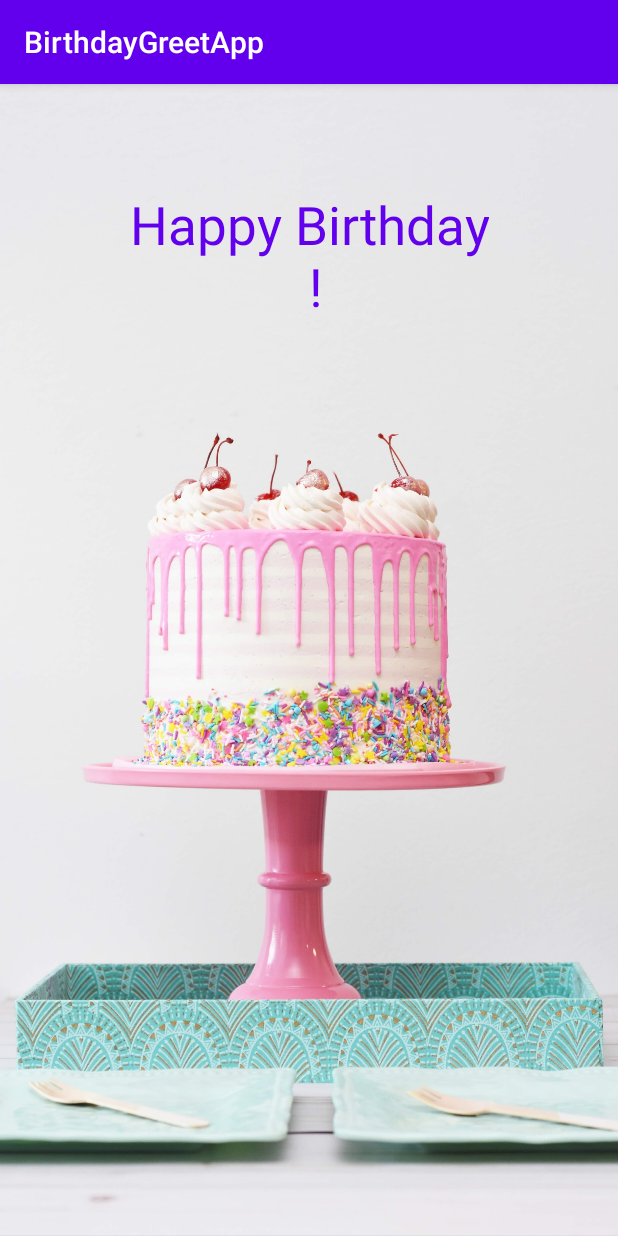
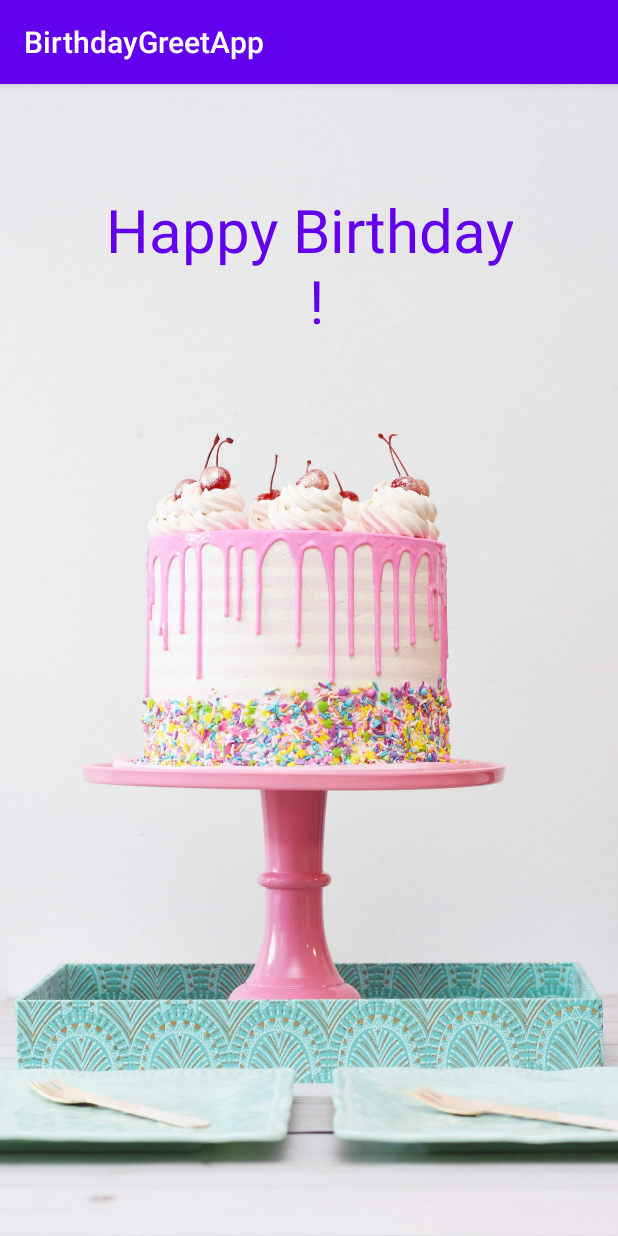
Before and after one commit to CoderChaudhary/MyFirstApp-BirthdayGreetApp, an Android app: the screen it shows after launch (BirthdayGreetingActivity), after a tap on "CREATE BIRTHDAY CARD", on a phone screen of 412 x 824 dp. Run offline under Robolectric (Android 15) with nearby library versions, the phone set to English and light mode, and no system bars; Roboto replaces fonts that are not available here.

Commit message:
Increased Text Size

```diff
--- a/app/src/main/res/layout/activity_birthday_greeting.xml
+++ b/app/src/main/res/layout/activity_birthday_greeting.xml
@@ -21,7 +21,7 @@
         android:fontFamily="@font/alike_angular"
         android:text="@string/birthday_greeting"
         android:textColor="@color/colorPrimary"
-        android:textSize="35dp"
+        android:textSize="40dp"
         android:textAlignment="center"
         app:layout_constraintEnd_toEndOf="parent"
         app:layout_constraintStart_toStartOf="parent"
```
